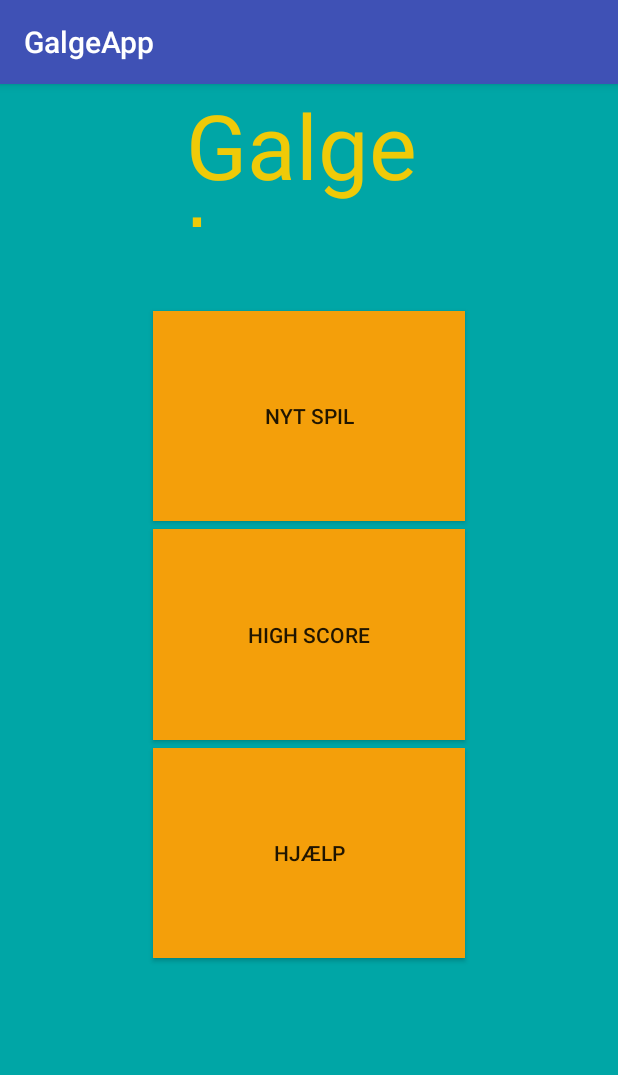
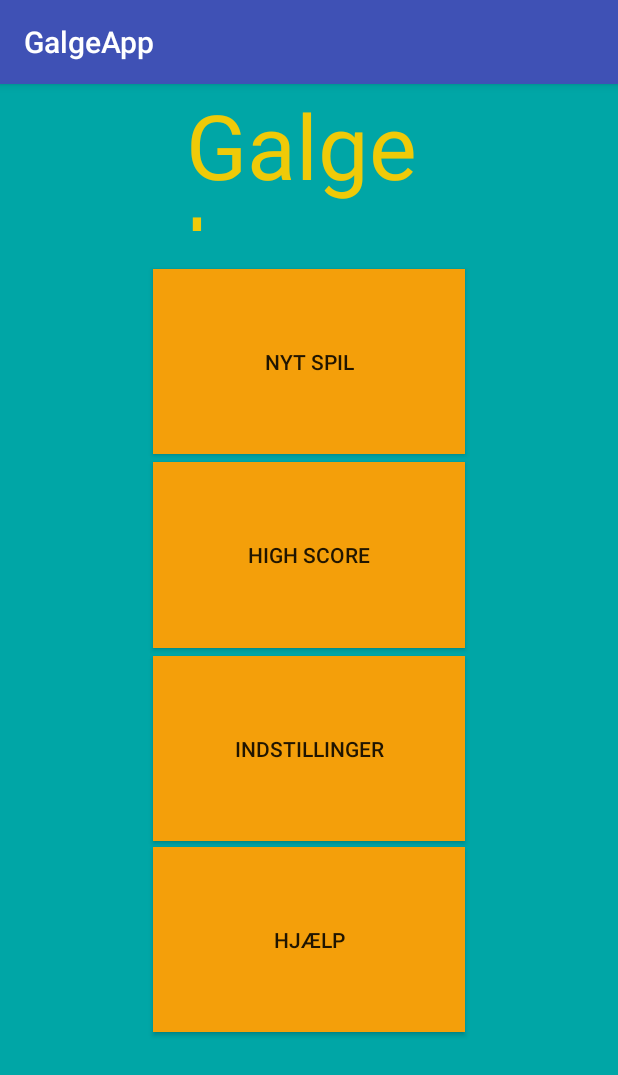
Before and after one commit to carlankjaer/GalgeApp, an Android app: the screen it shows after launch (MainActivity), on a phone screen of 412 x 824 dp. Shown: the top 1075 px of the screen. Run offline under Robolectric (Android 15) with nearby library versions, the phone set to English and light mode, and no system bars; Roboto replaces fonts that are not available here.

```diff
--- a/app/src/main/AndroidManifest.xml
+++ b/app/src/main/AndroidManifest.xml
@@ -2,7 +2,7 @@
 <manifest xmlns:android="http://schemas.android.com/apk/res/android"
     package="com.andersen.caroline.galgeapp">
 
-    <uses-permission android:name="android.permission.INTERNET"/>
+    <uses-permission android:name="android.permission.INTERNET" />
 
     <application
         android:allowBackup="true"
@@ -23,7 +23,8 @@
             android:name="preloaded_fonts"
             android:resource="@array/preloaded_fonts" />
 
-        <activity android:name=".GameActivity"></activity>
+        <activity android:name=".GameActivity" />
+        <activity android:name=".LoadingActivity"></activity>
     </application>
 
 </manifest>
--- a/app/src/main/java/com/andersen/caroline/galgeapp/MainActivity.java
+++ b/app/src/main/java/com/andersen/caroline/galgeapp/MainActivity.java
@@ -1,6 +1,7 @@
 package com.andersen.caroline.galgeapp;
 
 import android.content.Intent;
+import android.os.AsyncTask;
 import android.support.v7.app.AppCompatActivity;
 import android.os.Bundle;
 import android.view.View;
@@ -8,21 +9,33 @@ import android.widget.Button;
 
 public class MainActivity extends AppCompatActivity implements View.OnClickListener {
 
-    Button nytSpil;
+    Galgelogik spil;
+    Button nytSpil, highScore, indstillinger, hjælp;
 
     @Override
     protected void onCreate(Bundle savedInstanceState) {
         super.onCreate(savedInstanceState);
         setContentView(R.layout.activity_main);
+
+        spil = new Galgelogik();
         nytSpil = findViewById(R.id.nytSpil);
+        highScore = findViewById(R.id.highScore);
+        indstillinger = findViewById(R.id.indstillinger);
+        hjælp = findViewById(R.id.hjælp);
 
         nytSpil.setOnClickListener(this);
+        highScore.setOnClickListener(this);
+        indstillinger.setOnClickListener(this);
+        hjælp.setOnClickListener(this);
     }
 
     @Override
     public void onClick(View v) {
-        Intent minIntent = new Intent(this,GameActivity.class);
+        if (v == nytSpil) {
 
-        startActivity(minIntent);
+            Intent intent1 = new Intent(this, GameActivity.class);
+            startActivity(intent1);
+
+        }
     }
 }
--- a/app/src/main/res/layout/activity_main.xml
+++ b/app/src/main/res/layout/activity_main.xml
@@ -9,16 +9,28 @@
     tools:layout_editor_absoluteY="81dp">
 
     <Button
+        android:id="@+id/indstillinger"
+        android:layout_width="208dp"
+        android:layout_height="0dp"
+        android:layout_marginBottom="4dp"
+        android:background="#F49F0A"
+        android:text="Indstillinger"
+        app:layout_constraintBottom_toTopOf="@+id/hjælp"
+        app:layout_constraintEnd_toEndOf="parent"
+        app:layout_constraintStart_toStartOf="parent"
+        app:layout_constraintTop_toBottomOf="@+id/highScore" />
+
+    <Button
         android:id="@+id/hjælp"
         android:layout_width="208dp"
         android:layout_height="0dp"
-        android:layout_marginBottom="185dp"
+        android:layout_marginBottom="136dp"
         android:background="#F49F0A"
         android:text="Hjælp"
         app:layout_constraintBottom_toBottomOf="parent"
         app:layout_constraintEnd_toEndOf="parent"
         app:layout_constraintStart_toStartOf="parent"
-        app:layout_constraintTop_toBottomOf="@+id/highScore" />
+        app:layout_constraintTop_toBottomOf="@+id/indstillinger" />
 
     <Button
         android:id="@+id/highScore"
@@ -27,7 +39,7 @@
         android:layout_marginBottom="5dp"
         android:background="#F49F0A"
         android:text="High Score"
-        app:layout_constraintBottom_toTopOf="@+id/hjælp"
+        app:layout_constraintBottom_toTopOf="@+id/indstillinger"
         app:layout_constraintEnd_toEndOf="parent"
         app:layout_constraintStart_toStartOf="parent"
         app:layout_constraintTop_toBottomOf="@+id/nytSpil" />
@@ -35,8 +47,8 @@
     <TextView
         android:id="@+id/overskrift"
         android:layout_width="164dp"
-        android:layout_height="95dp"
-        android:layout_marginBottom="56dp"
+        android:layout_height="98dp"
+        android:layout_marginBottom="25dp"
         android:fontFamily="@font/annie_use_your_telescope"
         android:text="Galgeleg"
         android:textColor="#EFCA08"
```
Also changed, not shown: app/src/main/java/com/andersen/caroline/galgeapp/GameActivity.java (+18 -5 lines), app/src/main/java/com/andersen/caroline/galgeapp/LoadingActivity.java (added, +13 -0 lines), app/src/main/res/layout/activity_loading.xml (added, +36 -0 lines).
